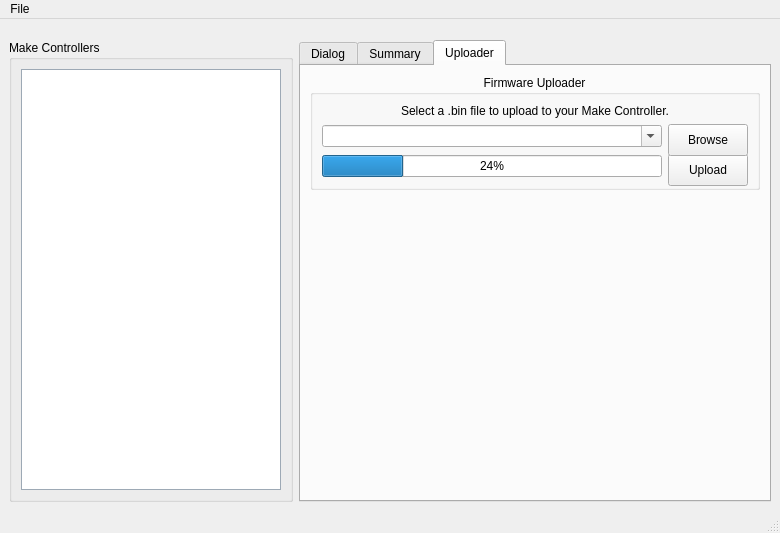
makingthings/makecontroller, file mchelper/branches/multiboard_support/mchelper.ui: the form before one commit.
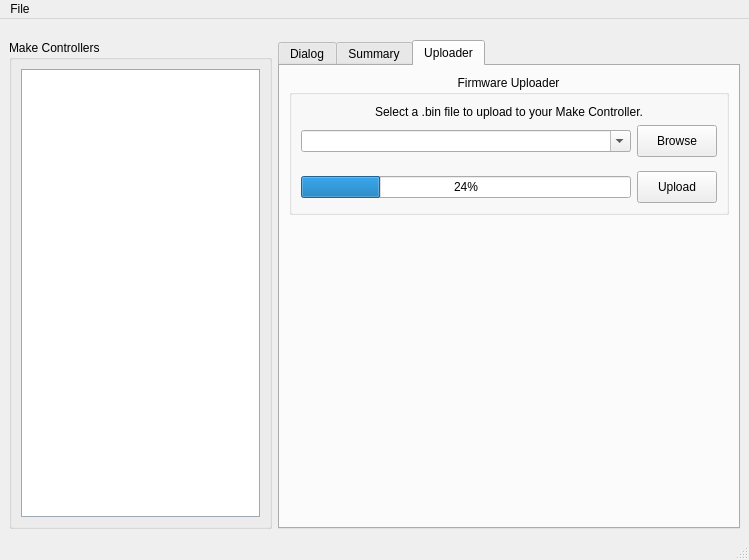
The form after the commit. The open tabs and pages were chosen to show the change.

The edit to the form file:
```diff
--- a/mchelper/branches/multiboard_support/mchelper.ui
+++ b/mchelper/branches/multiboard_support/mchelper.ui
@@ -5,8 +5,8 @@
    <rect>
     <x>0</x>
     <y>0</y>
-    <width>780</width>
-    <height>533</height>
+    <width>749</width>
+    <height>560</height>
    </rect>
   </property>
   <property name="sizePolicy" >
@@ -551,6 +551,9 @@
            <property name="focusPolicy" >
             <enum>Qt::WheelFocus</enum>
            </property>
+           <property name="frameShape" >
+            <enum>QFrame::StyledPanel</enum>
+           </property>
            <property name="showDropIndicator" stdset="0" >
             <bool>true</bool>
            </property>
@@ -904,33 +907,18 @@
           <string>Uploader</string>
          </attribute>
          <layout class="QVBoxLayout" >
-          <property name="spacing" >
-           <number>6</number>
-          </property>
-          <property name="leftMargin" >
-           <number>9</number>
-          </property>
-          <property name="topMargin" >
-           <number>9</number>
-          </property>
-          <property name="rightMargin" >
-           <number>9</number>
-          </property>
-          <property name="bottomMargin" >
-           <number>9</number>
-          </property>
           <item>
            <widget class="QGroupBox" name="uploaderGroupBox" >
             <property name="minimumSize" >
              <size>
               <width>380</width>
-              <height>115</height>
+              <height>140</height>
              </size>
             </property>
             <property name="maximumSize" >
              <size>
               <width>16777215</width>
-              <height>115</height>
+              <height>140</height>
              </size>
             </property>
             <property name="title" >
@@ -940,21 +928,6 @@
              <set>Qt::AlignHCenter|Qt::AlignTop</set>
             </property>
             <layout class="QVBoxLayout" >
-             <property name="spacing" >
-              <number>6</number>
-             </property>
-             <property name="leftMargin" >
-              <number>9</number>
-             </property>
-             <property name="topMargin" >
-              <number>9</number>
-             </property>
-             <property name="rightMargin" >
-              <number>9</number>
-             </property>
-             <property name="bottomMargin" >
-              <number>9</number>
-             </property>
              <item>
               <widget class="QLabel" name="label_9" >
                <property name="text" >
@@ -985,7 +958,7 @@
                <property name="verticalSpacing" >
                 <number>6</number>
                </property>
-               <item row="1" column="1" >
+               <item row="2" column="1" >
                 <widget class="QProgressBar" name="progressBar" >
                  <property name="value" >
                   <number>24</number>
@@ -995,7 +968,7 @@
                  </property>
                 </widget>
                </item>
-               <item row="1" column="2" >
+               <item row="2" column="2" >
                 <widget class="QPushButton" name="uploadButton" >
                  <property name="minimumSize" >
                   <size>
@@ -1052,6 +1025,22 @@
                  </property>
                 </widget>
                </item>
+               <item row="1" column="1" >
+                <spacer>
+                 <property name="orientation" >
+                  <enum>Qt::Vertical</enum>
+                 </property>
+                 <property name="sizeType" >
+                  <enum>QSizePolicy::Fixed</enum>
+                 </property>
+                 <property name="sizeHint" >
+                  <size>
+                   <width>20</width>
+                   <height>8</height>
+                  </size>
+                 </property>
+                </spacer>
+               </item>
               </layout>
              </item>
             </layout>
@@ -1083,7 +1072,7 @@
     <rect>
      <x>0</x>
      <y>0</y>
-     <width>780</width>
+     <width>749</width>
      <height>22</height>
     </rect>
    </property>
```
Left out of the diff: 32 changed lines with no effect on the pictures. Lines whose indentation alone changed are shown as unchanged.
